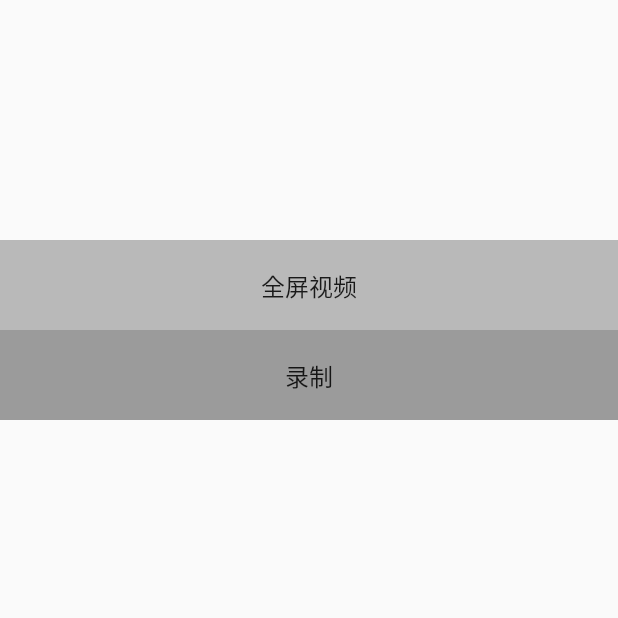
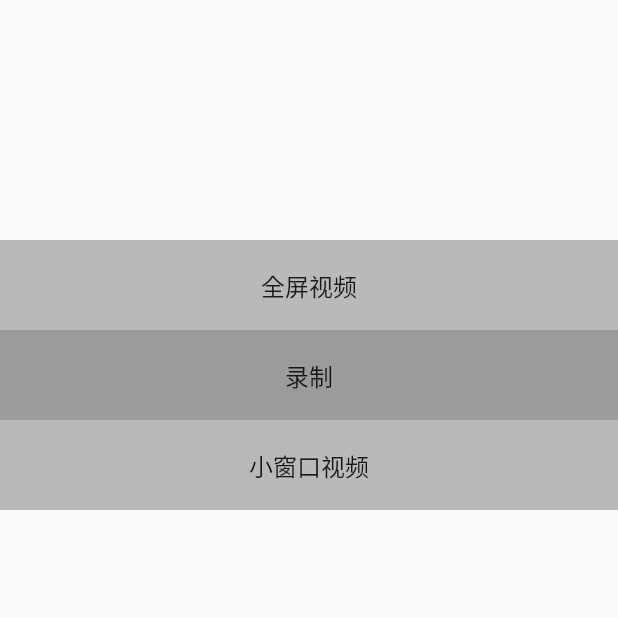
Before and after one commit to Rivers007/video_demo_Flutter, a Flutter app: the screen it shows after launch, on a phone screen of 412 x 824 dp, the top half of it. Run offline on Flutter 3.47's test engine with Material 2 defaults, Android fonts, the phone set to English and light mode, and no system bars; our stand-ins replace video_player.

```diff
--- a/video_demo/lib/main.dart
+++ b/video_demo/lib/main.dart
@@ -18,7 +18,7 @@ class MyApp extends StatelessWidget {
       home: Scaffold(
         body: ListView.builder(
             padding: EdgeInsets.only(top: 160),
-            itemCount: 2,
+            itemCount: 3,
             itemBuilder: (BuildContext context, int index) {
               if (index == 0) {
                 return GestureDetector(
@@ -38,7 +38,7 @@ class MyApp extends StatelessWidget {
                     ),
                   ),
                 );
-              } else {
+              } else if (index == 1) {
                 return GestureDetector(
                   onTap: () {
                     _methodChannel.invokeMethod('record');
@@ -50,15 +50,14 @@ class MyApp extends StatelessWidget {
                     child: Text('录制', style: TextStyle(fontSize: 16)),
                   ),
                 );
+              } else {
+                return Container(
+                  height: 60,
+                  color: Colors.black26,
+                  alignment: Alignment.center,
+                  child: Text('小窗口视频', style: TextStyle(fontSize: 16)),
+                );
               }
-              // else {
-              //   return Container(
-              //     height: 60,
-              //     color: Colors.black26,
-              //     alignment: Alignment.center,
-              //     child: Text('小窗口', style: TextStyle(fontSize: 16)),
-              //   );
-              // }
             }),
       ),
     );
```
Also changed, not shown: video_demo/lib/full_video_widget.dart (+8 -0 lines), 11 other files.
